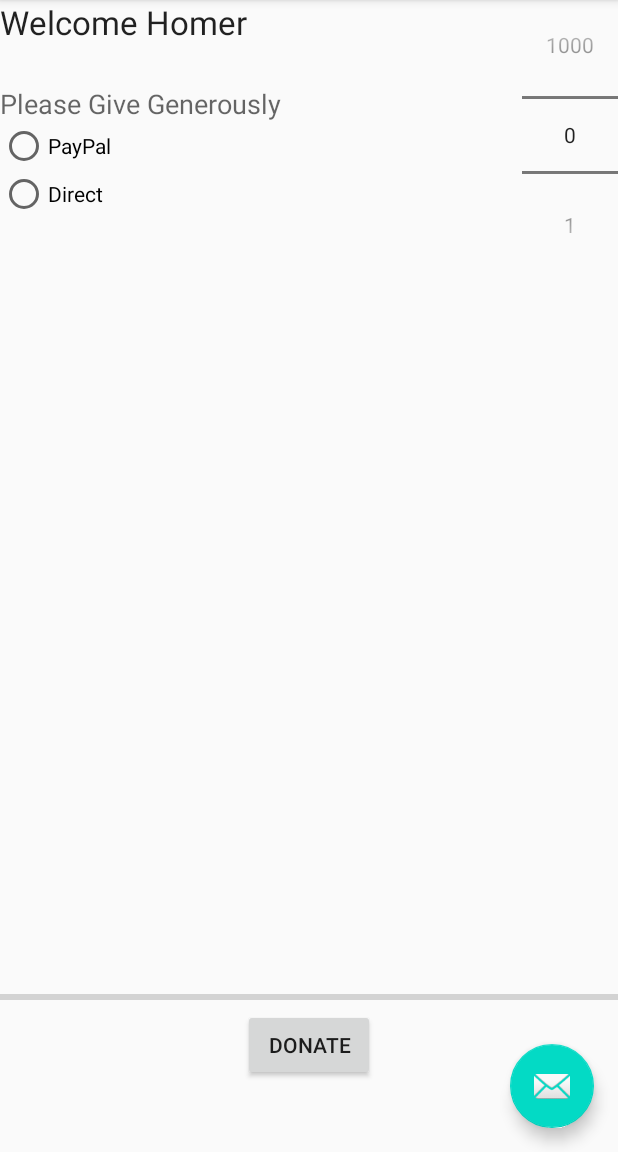
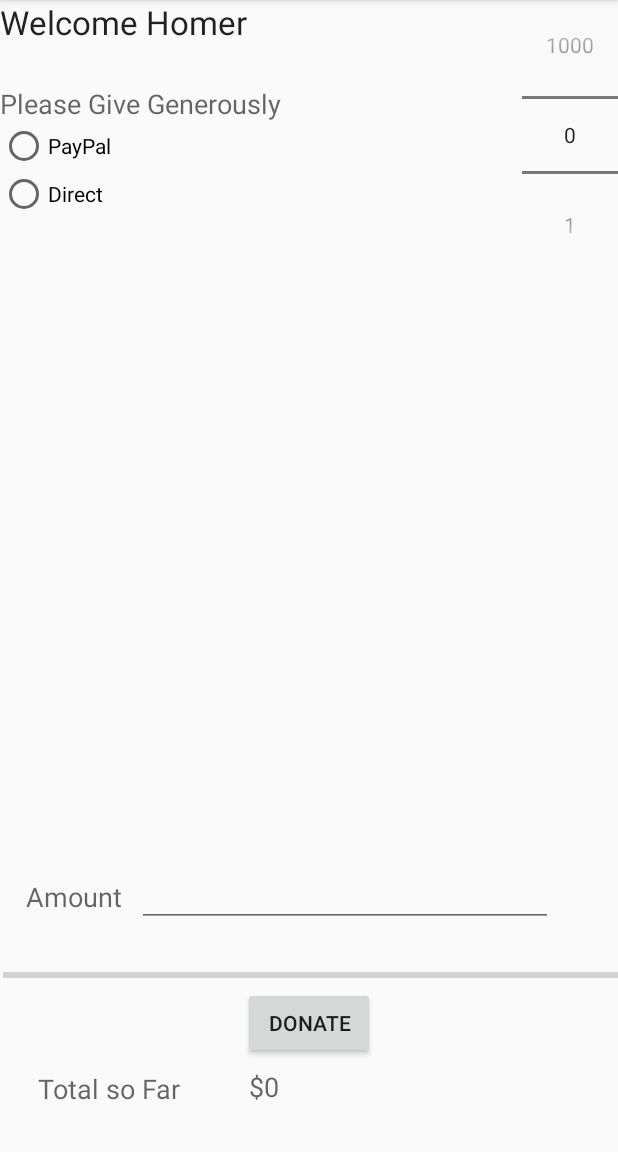
Before and after one commit to PeinHatake/Donation, an Android app: the screen it shows after launch (MainActivity before the commit, Donate after it), after a tap on "DONATE", on a phone screen of 412 x 824 dp, the part 84-1236 px from its top. Run offline under Robolectric (Android 15) with nearby library versions, the phone set to English and light mode, and no system bars.

Commit message:
update week07

```diff
--- a/app/src/main/AndroidManifest.xml
+++ b/app/src/main/AndroidManifest.xml
@@ -13,7 +13,7 @@
             android:name=".activities.Report"
             android:exported="true" />
         <activity
-            android:name=".activities.MainActivity"
+            android:name=".activities.Donate"
             android:exported="true"
             android:label="@string/app_name"
             android:theme="@style/Theme.Donation10.NoActionBar">
--- /dev/null
+++ b/app/src/main/java/ie/app/activities/Base.java
@@ -0,0 +1,75 @@
+package ie.app.activities;
+
+import android.support.v7.app.AppCompatActivity;
+import android.view.Menu;
+import android.widget.Toast;
+
+import java.util.ArrayList;
+import java.util.List;
+
+import ie.app.R;
+import ie.app.models.Donation;
+import android.content.Intent;
+
+import android.view.MenuItem;
+
+
+public class Base extends AppCompatActivity
+{
+    public final int target = 10000;
+    public int totalDonated = 0;
+    public static List<Donation> donations = new ArrayList<Donation>();
+    public boolean newDonation(Donation donation)
+    {
+        boolean targetAchieved = totalDonated > target;
+        if (!targetAchieved)
+        {
+            donations.add(donation);
+            totalDonated += donation.amount;
+        }
+        else
+        {
+            Toast toast = Toast.makeText(this, "Target Exceeded!", Toast.LENGTH_SHORT);
+            toast.show();
+        }
+        return targetAchieved;
+    }
+    @Override
+    public boolean onCreateOptionsMenu(Menu menu)
+    {
+        getMenuInflater().inflate(R.menu.menu_donate, menu);
+        return true;
+    }
+    @Override
+    public boolean onPrepareOptionsMenu (Menu menu){
+        super.onPrepareOptionsMenu(menu);
+        MenuItem report = menu.findItem(R.id.menuReport);
+        MenuItem donate = menu.findItem(R.id.donate_menu);
+        if(donations.isEmpty())
+            report.setEnabled(false);
+        else
+            report.setEnabled(true);
+        if(donations instanceof Donate){
+            donate.setVisible(false);
+            if(!donations.isEmpty())
+                report.setVisible(true);
+        }
+        else {
+            report.setVisible(false);
+            donate.setVisible(true);
+        }
+        return true;
+    }
+    public void settings(MenuItem item)
+    {
+        Toast.makeText(this, "Settings Selected", Toast.LENGTH_SHORT).show();
+    }
+    public void report(MenuItem item)
+    {
+        startActivity (new Intent(this, Report.class));
+    }
+    public void donate(MenuItem item)
+    {
+        startActivity (new Intent(this, Donate.class));
+    }
+}
--- a/app/src/main/java/ie/app/activities/MainActivity.java
+++ b/app/src/main/java/ie/app/activities/Donate.java
@@ -10,52 +10,45 @@ import android.view.View;
 import android.view.Menu;
 import android.view.MenuItem;
 import android.widget.Button;
+import android.widget.EditText;
 import android.widget.NumberPicker;
 import android.widget.ProgressBar;
 import android.widget.RadioGroup;
 import android.view.MenuInflater;
+import android.widget.TextView;
 import android.widget.Toast;
 
 import ie.app.R;
+import ie.app.models.Donation;
 
-public class MainActivity extends AppCompatActivity {
+public class Donate extends Base {
     private Button donateButton;
     private RadioGroup paymentMethod;
     private ProgressBar progressBar;
     private NumberPicker amountPicker;
-    private int totalDonated = 0;
+    private EditText amountText;
+    private TextView amountTotal;
     @Override
     protected void onCreate(Bundle savedInstanceState) {
         super.onCreate(savedInstanceState);
-        setContentView(R.layout.activity_main);
+        setContentView(R.layout.activity_donate);
         Toolbar toolbar = (Toolbar) findViewById(R.id.toolbar);
         setSupportActionBar(toolbar);
-        FloatingActionButton fab = (FloatingActionButton) findViewById(R.id.fab);
-        fab.setOnClickListener(new View.OnClickListener() {
-            @Override
-            public void onClick(View view) {
-                Snackbar.make(view, "Replace with your own action",
-                        Snackbar.LENGTH_LONG)
-                        .setAction("Action", null).show();
-            }
-        });
         donateButton = (Button) findViewById(R.id.donateButton);
-        if (donateButton != null)
-        {
-            Log.v("Donate", "Really got the donate button");
-        }
         paymentMethod = (RadioGroup) findViewById(R.id.paymentMethod);
         progressBar = (ProgressBar) findViewById(R.id.progressBar);
         amountPicker = (NumberPicker) findViewById(R.id.amountPicker);
+        amountText = (EditText) findViewById(R.id.paymentAmount);
+        amountTotal = (TextView) findViewById(R.id.totalSoFar);
         amountPicker.setMinValue(0);
         amountPicker.setMaxValue(1000);
         progressBar.setMax(10000);
+        amountTotal.setText("$0");
     }
-
     @Override
     public boolean onCreateOptionsMenu(Menu menu) {
-        MenuInflater inflater = getMenuInflater();
-        inflater.inflate(R.menu.menu_main, menu);
+        // Inflate the menu; this adds items to the action bar if it is present.
+        getMenuInflater().inflate(R.menu.menu_donate, menu);
         return true;
     }
     @Override
@@ -68,16 +61,23 @@ public class MainActivity extends AppCompatActivity {
         }
         return super.onOptionsItemSelected(item);
     }
-
     public void donateButtonPressed (View view)
     {
-        int amount = amountPicker.getValue();
-        int radioId = paymentMethod.getCheckedRadioButtonId();
-        String method = radioId == R.id.PayPal ? "PayPal" : "Direct";
-        totalDonated = totalDonated + amount;
-        progressBar.setProgress(totalDonated);
-        Log.v("Donate", "Donate Pressed! with amount " + amount + ", method: " +
-                method);
-        Log.v("Donate", "Current total " + totalDonated);
+        String method = paymentMethod.getCheckedRadioButtonId() == R.id.PayPal ?
+                "PayPal" : "Direct";
+        int donatedAmount = amountPicker.getValue();
+        if (donatedAmount == 0)
+        {
+            String text = amountText.getText().toString();
+            if (!text.equals(""))
+                donatedAmount = Integer.parseInt(text);
+        }
+        if (donatedAmount > 0)
+        {
+            newDonation(new Donation(donatedAmount, method));
+            progressBar.setProgress(totalDonated);
+            String totalDonatedStr = "$" + totalDonated;
+            amountTotal.setText(totalDonatedStr);
+        }
     }
 }
--- a/app/src/main/java/ie/app/activities/Report.java
+++ b/app/src/main/java/ie/app/activities/Report.java
@@ -2,7 +2,6 @@ package ie.app.activities;
 import android.content.Intent;
 import android.support.v7.app.AppCompatActivity;
 import android.os.Bundle;
-import android.app.Activity;
 import android.view.Menu;
 import android.view.MenuItem;
 import android.widget.ArrayAdapter;
@@ -41,7 +40,7 @@ public class Report extends AppCompatActivity
     {
         switch (item.getItemId())
         {
-            case R.id.donate_menu: startActivity (new Intent(this, MainActivity.class));
+            case R.id.donate_menu: startActivity (new Intent(this, Donate.class));
                 break;
         }
         return super.onOptionsItemSelected(item);
--- /dev/null
+++ b/app/src/main/java/ie/app/models/Donation.java
@@ -0,0 +1,11 @@
+package ie.app.models;
+public class Donation
+{
+    public int amount;
+    public String method;
+    public Donation (int amount, String method)
+    {
+        this.amount = amount;
+        this.method = method;
+    }
+}
--- a/app/src/main/res/layout/activity_main.xml
+++ b/app/src/main/res/layout/activity_donate.xml
@@ -4,7 +4,7 @@
     xmlns:tools="http://schemas.android.com/tools"
     android:layout_width="match_parent"
     android:layout_height="match_parent"
-    tools:context=".activities.MainActivity">
+    tools:context=".activities.Donate">
 
     <android.support.design.widget.AppBarLayout
         android:layout_width="match_parent"
@@ -22,13 +22,6 @@
 
     <include layout="@layout/content_main" />
 
-    <android.support.design.widget.FloatingActionButton
-        android:id="@+id/fab"
-        android:layout_width="wrap_content"
-        android:layout_height="wrap_content"
-        android:layout_gravity="bottom|end"
-        android:layout_marginEnd="@dimen/fab_margin"
-        android:layout_marginBottom="16dp"
-        app:srcCompat="@android:drawable/ic_dialog_email" />
+
 
 </android.support.design.widget.CoordinatorLayout>
--- a/app/src/main/res/layout/content_main.xml
+++ b/app/src/main/res/layout/content_main.xml
@@ -6,7 +6,7 @@
     android:layout_width="match_parent"
     android:layout_height="match_parent"
     app:layout_behavior="@string/appbar_scrolling_view_behavior"
-    tools:showIn="@layout/activity_main" tools:context=".activities.MainActivity">
+    tools:showIn="@layout/activity_donate" tools:context=".activities.Donate">
     <TextView
         android:layout_width="wrap_content"
         android:layout_height="wrap_content"
@@ -26,48 +26,121 @@
         android:layout_alignParentStart="true"
         android:layout_marginTop="27dp"
         android:layout_alignEnd="@+id/donateTitle" />
+
     <Button
+        android:id="@+id/donateButton"
         android:layout_width="wrap_content"
         android:layout_height="wrap_content"
-        android:text="@string/donateButton"
-        android:id="@+id/donateButton"
         android:layout_alignParentBottom="true"
         android:layout_centerHorizontal="true"
-        android:layout_marginBottom="47dp"
-        android:onClick="donateButtonPressed"/>
+        android:layout_marginBottom="62dp"
+        android:onClick="donateButtonPressed"
+        android:text="@string/donateButton" />
+
     <RadioGroup
-        android:layout_width="match_parent"
-        android:layout_height="match_parent"
+        android:id="@+id/paymentMethod"
+        android:layout_width="263dp"
+        android:layout_height="174dp"
+        android:layout_above="@+id/progressBar"
         android:layout_below="@+id/donateSubtitle"
         android:layout_alignParentStart="true"
-        android:id="@+id/paymentMethod"
-        android:layout_toStartOf="@+id/amountPicker"
-        android:layout_above="@+id/progressBar">
+
+
+        android:layout_marginBottom="153dp"
+        android:layout_toStartOf="@+id/amountPicker">
+
         <RadioButton
+            android:id="@+id/PayPal"
             android:layout_width="wrap_content"
             android:layout_height="wrap_content"
-            android:text="@string/paypal"
-            android:id="@+id/PayPal"
-            android:checked="false" />
+            android:checked="false"
+            android:text="@string/paypal" />
+
         <RadioButton
+            android:id="@+id/Direct"
             android:layout_width="wrap_content"
             android:layout_height="wrap_content"
-            android:text="@string/direct"
-            android:id="@+id/Direct"
-            android:checked="false" />
+            android:checked="false"
+            android:text="@string/direct" />
+
     </RadioGroup>
+
     <NumberPicker
+        android:id="@+id/amountPicker"
         android:layout_width="wrap_content"
         android:layout_height="wrap_content"
-        android:id="@+id/amountPicker"
         android:layout_alignEnd="@+id/donateSubtitle" />
-    <ProgressBar
+
+
+    <TextView
+        android:id="@+id/amount"
         android:layout_width="wrap_content"
         android:layout_height="wrap_content"
+        android:layout_above="@+id/progressBar"
+        android:layout_alignParentStart="true"
+        android:layout_marginStart="17dp"
+        android:layout_marginTop="48dp"
+        android:layout_marginBottom="32dp"
+        android:text="@string/amount"
+        android:textAppearance="?android:attr/textAppearanceMedium"
+        app:layout_constraintStart_toStartOf="parent"
+        app:layout_constraintTop_toBottomOf="@+id/progressBar" />
+
+
+    <EditText
+        android:id="@+id/paymentAmount"
+        android:layout_width="wrap_content"
+        android:layout_height="wrap_content"
+        android:layout_above="@+id/progressBar"
+
+        android:layout_alignParentEnd="true"
+        android:layout_marginStart="10dp"
+        android:layout_marginEnd="43dp"
+        android:layout_marginBottom="24dp"
+        android:layout_toEndOf="@+id/amount"
+        android:ems="10"
+        android:inputType="number"
+        app:layout_constraintStart_toEndOf="@+id/amount"
+        app:layout_constraintTop_toBottomOf="@+id/progressBar" />
+
+    <ProgressBar
+        android:id="@+id/progressBar"
         style="?android:attr/progressBarStyleHorizontal"
-        android:id="@+id/progressBar"
+        android:layout_width="wrap_content"
+        android:layout_height="wrap_content"
+        android:layout_above="@+id/donateButton"
+        android:layout_alignEnd="@+id/donateSubtitle"
         android:layout_alignParentStart="true"
-        android:layout_alignEnd="@+id/donateSubtitle"
-        android:layout_above="@+id/donateButton"
+        android:layout_marginStart="2dp"
+        android:layout_marginEnd="-2dp"
+
         android:indeterminate="false" />
+
+    <TextView
+        android:id="@+id/textView"
+        android:layout_width="wrap_content"
+        android:layout_height="wrap_content"
+
+        android:layout_alignParentStart="true"
+        android:layout_alignParentBottom="true"
+        android:layout_marginStart="25dp"
+        android:layout_marginBottom="30dp"
+        android:text="@string/total"
+        android:textAppearance="?android:attr/textAppearanceMedium" />
+
+    <TextView
+        android:id="@+id/totalSoFar"
+        android:layout_width="193dp"
+        android:layout_height="34dp"
+
+        android:layout_alignParentEnd="true"
+        android:layout_alignParentBottom="true"
+        android:layout_marginStart="45dp"
+        android:layout_marginEnd="44dp"
+        android:layout_marginBottom="22dp"
+        android:layout_toEndOf="@+id/textView"
+        android:text="@string/totalSoFar"
+        android:textAppearance="?android:attr/textAppearanceMedium" />
+
+
 </RelativeLayout>
--- /dev/null
+++ b/app/src/main/res/layout/row_donate.xml
@@ -0,0 +1,22 @@
+<?xml version="1.0" encoding="utf-8"?>
+<RelativeLayout xmlns:android="http://schemas.android.com/apk/res/android"
+    android:orientation="vertical" android:layout_width="match_parent"
+    android:layout_height="match_parent">
+    <TextView
+        android:id="@+id/row_amount"
+        android:layout_width="wrap_content"
+        android:layout_height="wrap_content"
+        android:layout_alignParentLeft="true"
+        android:layout_alignParentTop="true"
+        android:layout_marginLeft="48dp"
+        android:layout_marginTop="20dp"
+        android:text="@string/defaultAmount" />
+    <TextView
+        android:id="@+id/row_method"
+        android:layout_width="wrap_content"
+        android:layout_height="wrap_content"
+        android:layout_marginLeft="106dp"
+        android:text="@string/defaultMethod"
+        android:layout_alignTop="@+id/row_amount"
+        android:layout_centerHorizontal="true" />
+</RelativeLayout>
--- a/app/src/main/res/menu/menu_donate.xml
+++ b/app/src/main/res/menu/menu_donate.xml
@@ -1,7 +1,7 @@
 <menu xmlns:android="http://schemas.android.com/apk/res/android"
     xmlns:app="http://schemas.android.com/apk/res-auto"
     xmlns:tools="http://schemas.android.com/tools"
-    tools:context="ie.app.activities.MainActivity">
+    tools:context="ie.app.activities.Donate">
     <item
         android:id="@+id/action_settings"
         android:orderInCategory="100"
--- a/app/src/main/res/menu/menu_main.xml
+++ b/app/src/main/res/menu/menu_main.xml
@@ -1,7 +1,7 @@
 <menu xmlns:android="http://schemas.android.com/apk/res/android"
     xmlns:app="http://schemas.android.com/apk/res-auto"
     xmlns:tools="http://schemas.android.com/tools"
-    tools:context="ie.app.activities.MainActivity">
+    tools:context="ie.app.activities.Donate">
     <item
         android:id="@+id/action_settings"
         android:orderInCategory="100"
--- a/app/src/main/res/navigation/nav_graph.xml
+++ b/app/src/main/res/navigation/nav_graph.xml
@@ -6,7 +6,7 @@
     app:startDestination="@id/mainActivity">
     <activity
         android:id="@+id/mainActivity"
-        android:name="ie.app.activities.MainActivity"
+        android:name="ie.app.activities.Donate"
         android:label="content_main"
         tools:layout="@layout/content_main" />
 </navigation>
--- a/app/src/main/res/values/strings.xml
+++ b/app/src/main/res/values/strings.xml
@@ -9,5 +9,11 @@
     <string name="menuReport">Report</string>
     <string name="reportTitle">Report</string>
     <string name="donate_menu">Donate</string>
+    <string name="defaultAmount">00</string>
+    <string name="defaultMethod">N/A</string>
+    <string name="total">Total so Far</string>
+    <string name="totalSoFar">$ Total</string>
+    <string name="amount">Amount</string>
+
 
 </resources>
```
